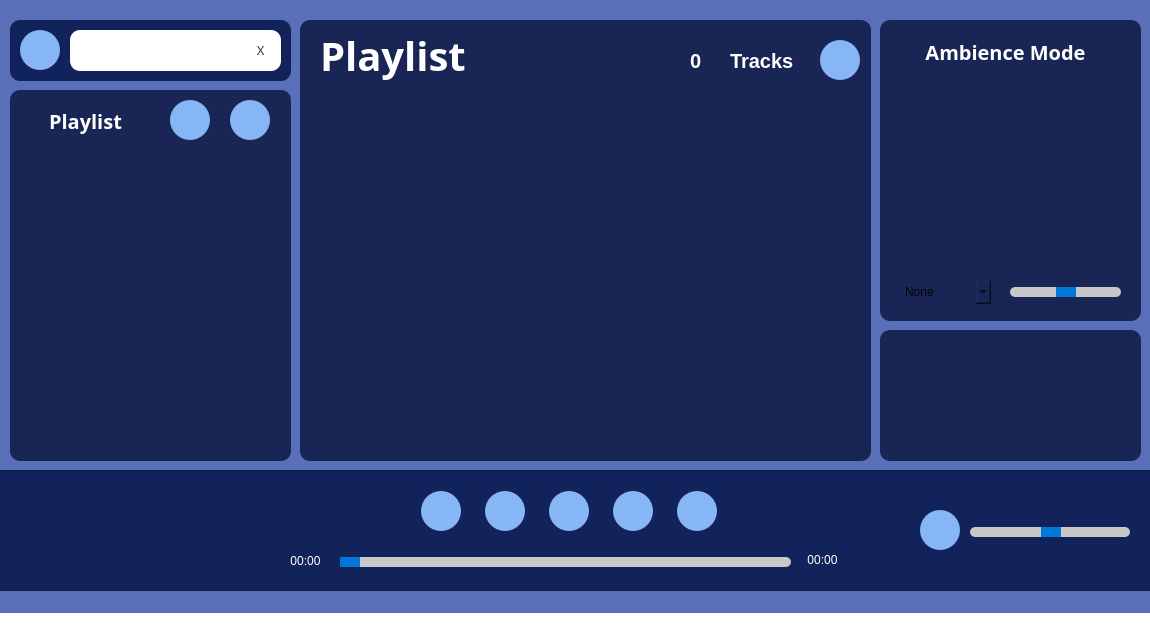
This is forms/mainwindow.ui in whatdislol/Symmo as Qt 5 draws it before an edit. The edited form follows.
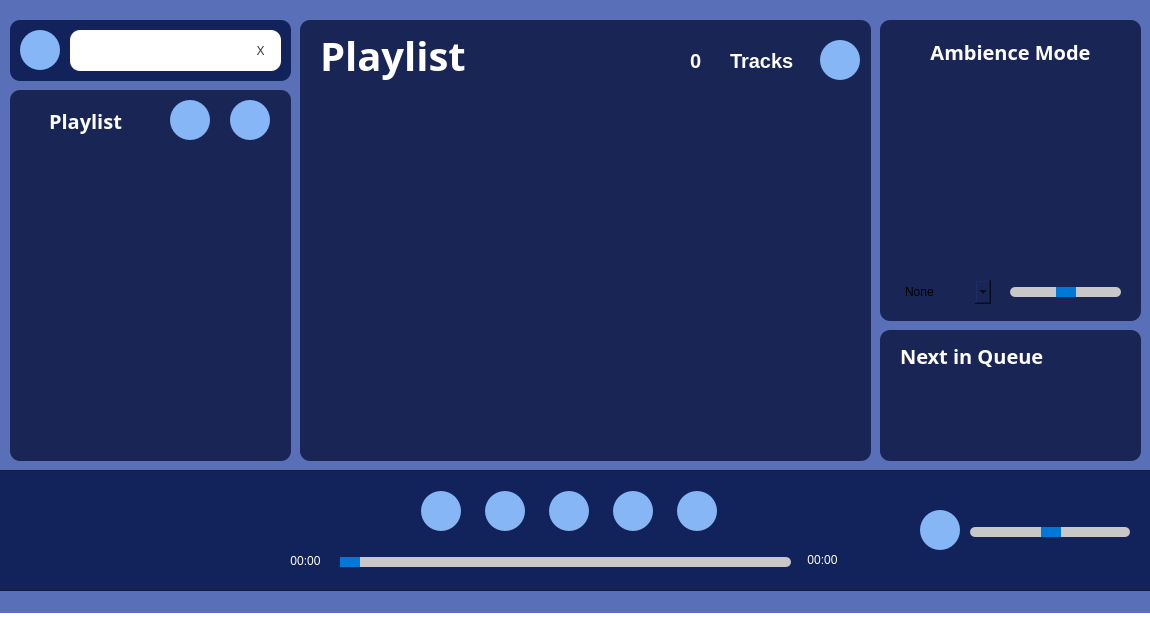
This is the edited form.

Commit message: Add a label to display the next song

Patch:
```diff
--- a/forms/mainwindow.ui
+++ b/forms/mainwindow.ui
@@ -408,9 +408,9 @@
     <widget class="QLabel" name="label_Ambience">
      <property name="geometry">
       <rect>
-       <x>20</x>
+       <x>40</x>
        <y>20</y>
-       <width>211</width>
+       <width>181</width>
        <height>24</height>
       </rect>
      </property>
@@ -939,6 +939,64 @@
     <property name="frameShadow">
      <enum>QFrame::Raised</enum>
     </property>
+    <widget class="QLabel" name="label_NextInQueue">
+     <property name="geometry">
+      <rect>
+       <x>20</x>
+       <y>10</y>
+       <width>151</width>
+       <height>31</height>
+      </rect>
+     </property>
+     <property name="font">
+      <font>
+       <family>Gotham</family>
+       <pointsize>-1</pointsize>
+       <italic>false</italic>
+       <bold>true</bold>
+      </font>
+     </property>
+     <property name="styleSheet">
+      <string notr="true">font-size: 20px;
+color: rgb(255,255,255);
+font: bold Gotham;
+						</string>
+     </property>
+     <property name="text">
+      <string>Next in Queue</string>
+     </property>
+     <property name="alignment">
+      <set>Qt::AlignLeading|Qt::AlignLeft|Qt::AlignVCenter</set>
+     </property>
+    </widget>
+    <widget class="QLabel" name="label_nextFileName">
+     <property name="geometry">
+      <rect>
+       <x>30</x>
+       <y>70</y>
+       <width>211</width>
+       <height>20</height>
+      </rect>
+     </property>
+     <property name="font">
+      <font>
+       <family>STHeiti</family>
+       <italic>false</italic>
+       <bold>true</bold>
+      </font>
+     </property>
+     <property name="styleSheet">
+      <string notr="true">color: rgb(255,255,255);
+font: bold Gotham;
+</string>
+     </property>
+     <property name="text">
+      <string/>
+     </property>
+     <property name="alignment">
+      <set>Qt::AlignLeading|Qt::AlignLeft|Qt::AlignVCenter</set>
+     </property>
+    </widget>
    </widget>
   </widget>
   <widget class="QStatusBar" name="statusbar"/>
```
Left out of the diff: 2 changed lines with no effect on the pictures. The commit also changes 6 other files.
